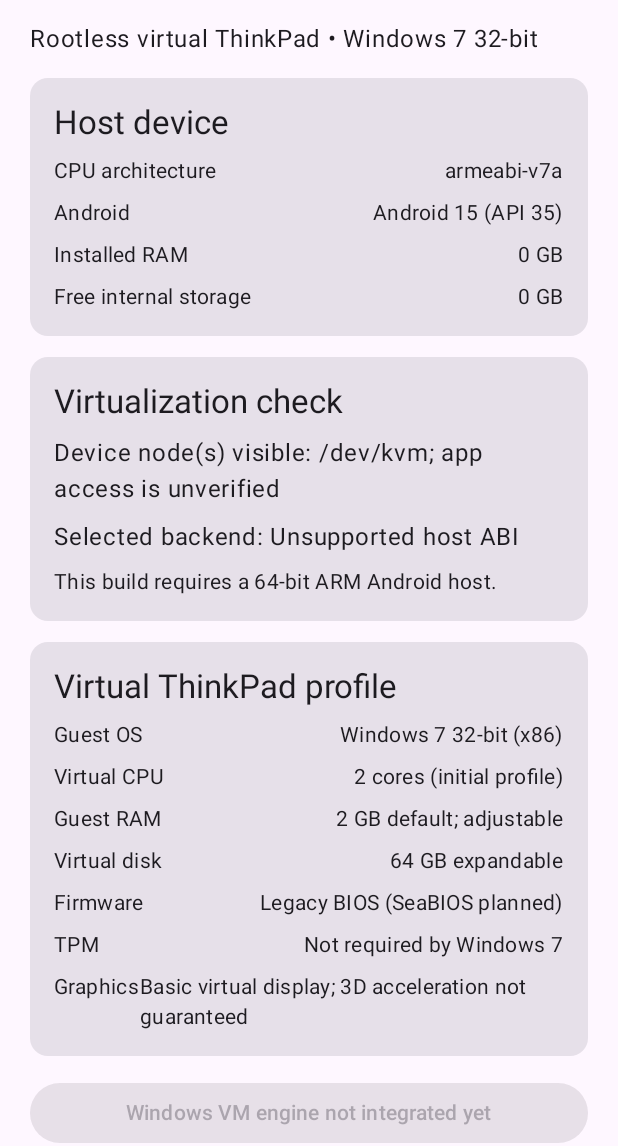
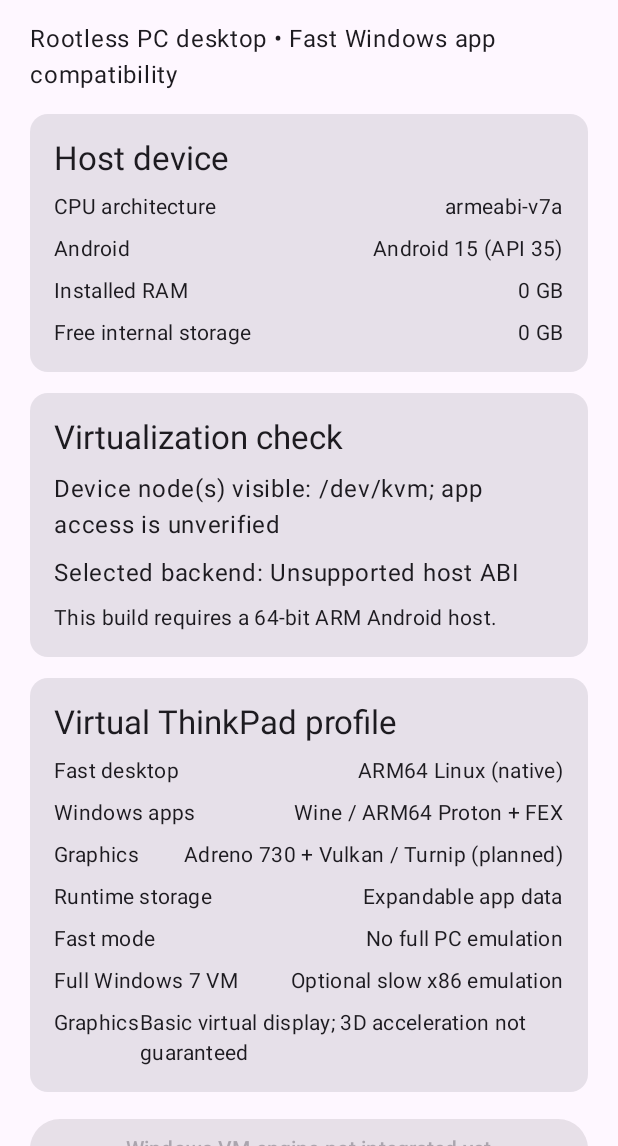
Before and after one commit to Cod3Uchiha/Windroid, an Android app built with Jetpack Compose: the screen it shows after launch (MainActivity), on a phone screen of 412 x 824 dp, the part 90-1236 px from its top. Run offline under Robolectric (Android 15) with nearby library versions, the phone set to English and light mode, and no system bars.

Commit message:
Add DroidDeck-style fast compatibility mode profile

```diff
--- a/app/src/main/java/com/cod3uchiha/windroid/MainActivity.kt
+++ b/app/src/main/java/com/cod3uchiha/windroid/MainActivity.kt
@@ -106,7 +106,7 @@ private fun WindroidHome(report: HostReport, onSetup: () -> Unit) {
         verticalArrangement = Arrangement.spacedBy(14.dp)
     ) {
         Text("Windroid", style = MaterialTheme.typography.headlineLarge)
-        Text("Rootless virtual ThinkPad • Windows 7 32-bit")
+        Text("Rootless PC desktop • Fast Windows app compatibility")
         Card(modifier = Modifier.fillMaxWidth()) {
             Column(Modifier.padding(16.dp), verticalArrangement = Arrangement.spacedBy(8.dp)) {
                 Text("Host device", style = MaterialTheme.typography.titleLarge)
@@ -127,12 +127,12 @@ private fun WindroidHome(report: HostReport, onSetup: () -> Unit) {
         Card(modifier = Modifier.fillMaxWidth()) {
             Column(Modifier.padding(16.dp), verticalArrangement = Arrangement.spacedBy(8.dp)) {
                 Text("Virtual ThinkPad profile", style = MaterialTheme.typography.titleLarge)
-                InfoRow("Guest OS", "Windows 7 32-bit (x86)")
-                InfoRow("Virtual CPU", "2 cores (initial profile)")
-                InfoRow("Guest RAM", "2 GB default; adjustable")
-                InfoRow("Virtual disk", "64 GB expandable")
-                InfoRow("Firmware", "Legacy BIOS (SeaBIOS planned)")
-                InfoRow("TPM", "Not required by Windows 7")
+                InfoRow("Fast desktop", "ARM64 Linux (native)")
+                InfoRow("Windows apps", "Wine / ARM64 Proton + FEX")
+                InfoRow("Graphics", "Adreno 730 + Vulkan / Turnip (planned)")
+                InfoRow("Runtime storage", "Expandable app data")
+                InfoRow("Fast mode", "No full PC emulation")
+                InfoRow("Full Windows 7 VM", "Optional slow x86 emulation")
                 InfoRow("Graphics", "Basic virtual display; 3D acceleration not guaranteed")
             }
         }
@@ -140,7 +140,7 @@ private fun WindroidHome(report: HostReport, onSetup: () -> Unit) {
             Text("Windows VM engine not integrated yet")
         }
         Text(
-            "This screen performs host detection only. It does not claim to have started Windows. The QEMU x86 engine, SeaBIOS, virtual disk creation, Windows 7 installer workflow and input/display bridge still need to be integrated and tested on the S22 Ultra.",
+            "This screen performs host detection only. It does not claim to have started Windows. The ARM64 Linux runtime, graphics stack, Wine/Proton/FEX integration, desktop compositor and input bridge still need to be integrated and tested. Full Windows 7 remains a separate, slower QEMU x86 mode.",
             style = MaterialTheme.typography.bodySmall
         )
     }
```
